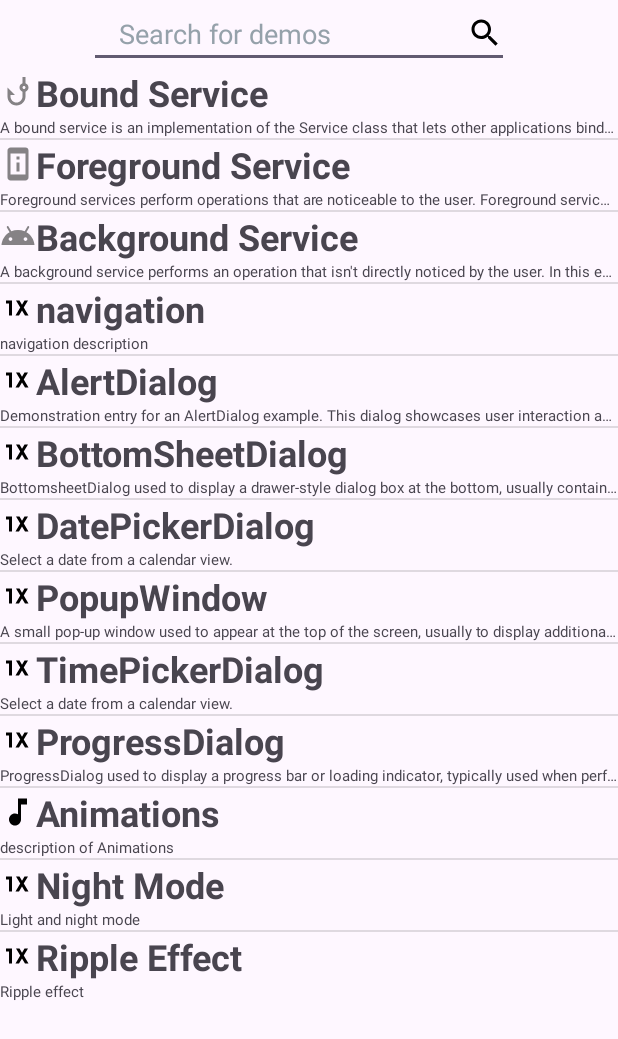
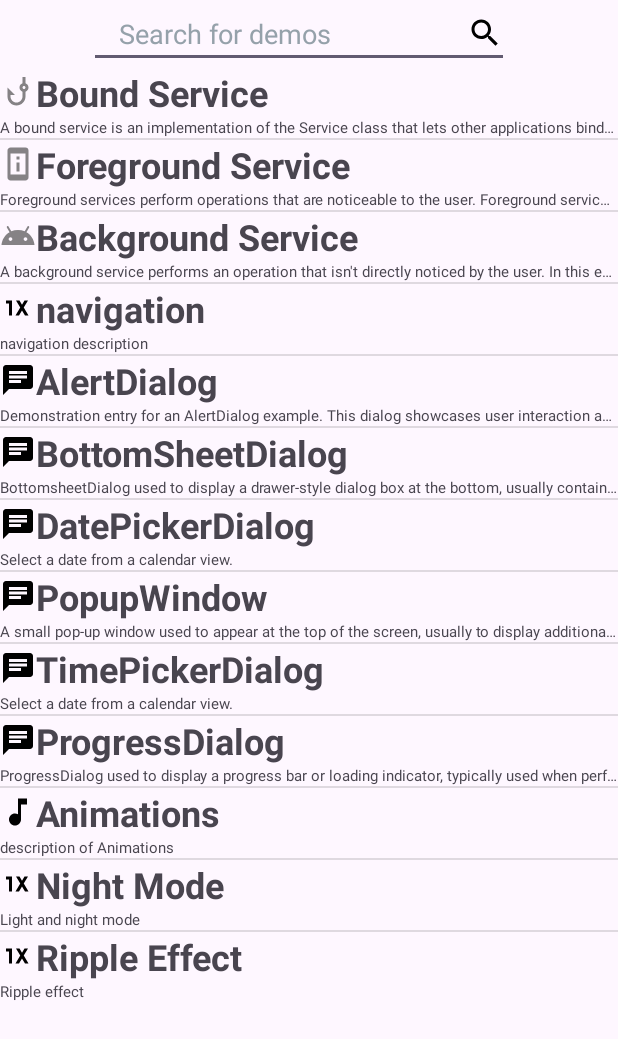
Before and after one commit to 2JyinLogic/Android-All-in-One-Learning-App, an Android app: the screen it shows after launch (SearchBarMain), after a tap on an icon or button, on a phone screen of 412 x 824 dp. Shown: the top 1039 px of the screen. Run offline under Robolectric (Android 15) with nearby library versions, the phone set to English and light mode, and no system bars.

Commit message:
add icons

```diff
--- a/app/src/main/java/com/can301/gp/MainActivity.java
+++ b/app/src/main/java/com/can301/gp/MainActivity.java
@@ -123,11 +123,11 @@ public class MainActivity extends AppCompatActivity {
                         "This dialog showcases user interaction and informs about " +
                         "important events. Represented by an icon (R.drawable.ic_demo1) " +
                         "and uses AlertDialogExample.class",
-                R.drawable.ic_demo1, AlertDialogExample.class,"alertdialog"
+                R.drawable.baseline_chat_24, AlertDialogExample.class,"alertdialog"
         ));
         catDialogsDemos.put("DatePickerDialog", new Demonstration(
                         "DatePickerDialog", "Select a date from a calendar view.",
-                        R.drawable.ic_demo1, DatePickerDialogExample.class,"datepickerdialog"
+                        R.drawable.baseline_chat_24, DatePickerDialogExample.class,"datepickerdialog"
                 )
         );
         catNavigationDemos.put("navigation", new Demonstration(
@@ -140,25 +140,25 @@ public class MainActivity extends AppCompatActivity {
         catDialogsDemos.put("PopupWindow", new Demonstration(
                         "PopupWindow",
                         getString(R.string.popupwindow_example_desc),
-                        R.drawable.ic_demo1, PopupWindowExample.class,"popupwindow"
+                        R.drawable.baseline_chat_24, PopupWindowExample.class,"popupwindow"
                 )
         );
         catDialogsDemos.put("BottomSheetDialog", new Demonstration(
                         "BottomSheetDialog",
                 getString(R.string.bottomsheetdialog_example_desc),
-                        R.drawable.ic_demo1, BottomSheetDialogExample.class,"bottomsheetdialog"
+                        R.drawable.baseline_chat_24, BottomSheetDialogExample.class,"bottomsheetdialog"
                 )
         );
         catDialogsDemos.put("TimePickerDialog", new Demonstration(
                         "TimePickerDialog",
                         getString(R.string.timepickerdialog_example_desc),
-                        R.drawable.ic_demo1, TimePickerDialogExample.class,"timepickerdialog"
+                        R.drawable.baseline_chat_24, TimePickerDialogExample.class,"timepickerdialog"
                 )
         );
         catDialogsDemos.put("ProgressDialog", new Demonstration(
                         "ProgressDialog",
                         getString(R.string.progressdialog_example_desc),
-                        R.drawable.ic_demo1, ProgressDialogExample.class,"progressdialog"
+                        R.drawable.baseline_chat_24, ProgressDialogExample.class,"progressdialog"
                 )
         );
         // Decide which demos go into which category.
--- a/app/src/main/res/layout/activity_popupwindow_example.xml
+++ b/app/src/main/res/layout/activity_popupwindow_example.xml
@@ -64,6 +64,7 @@
         android:layout_marginBottom="4dp"
         android:text="View Documentation"
         android:textSize="20sp"
+        android:drawableLeft="@drawable/ic_view_documentation"
         app:layout_constraintBottom_toTopOf="@+id/linearLayout"
         app:layout_constraintEnd_toEndOf="parent"
         app:layout_constraintStart_toStartOf="parent" />
```
